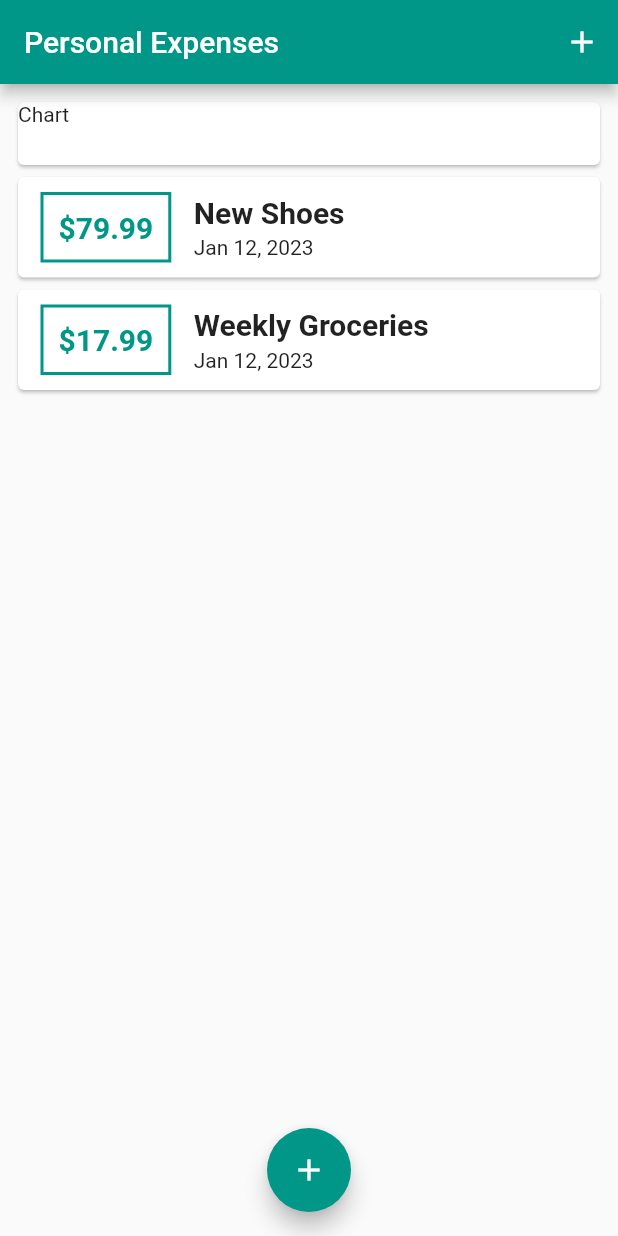
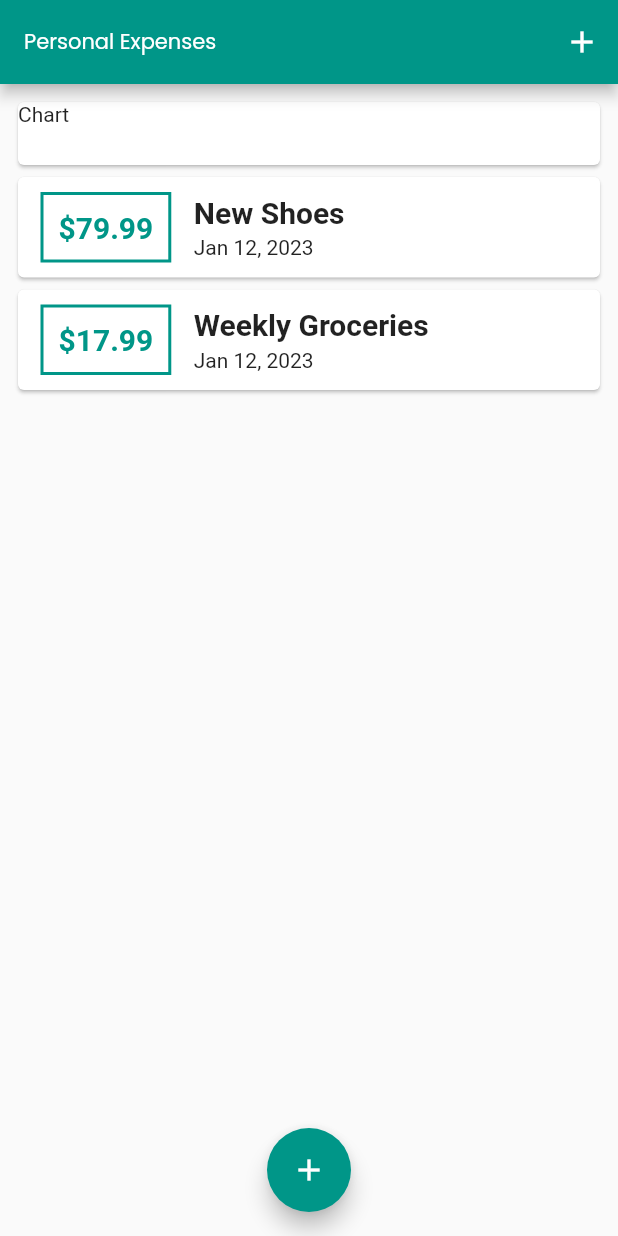
Before and after one commit to PrinceNarteh/personal_expenses, a Flutter app: the screen it shows after launch, on a phone screen of 412 x 824 dp. Run offline on Flutter 3.47's test engine with Material 2 defaults, Android fonts, the phone set to English and light mode, and no system bars.

Commit message:
add fonts

```diff
--- a/lib/main.dart
+++ b/lib/main.dart
@@ -13,7 +13,12 @@ class MyApp extends StatelessWidget {
     return MaterialApp(
       title: "Personal Expenses",
       home: const HomeScreen(),
-      theme: ThemeData(primarySwatch: Colors.teal),
+      theme: ThemeData(
+        primarySwatch: Colors.teal,
+        appBarTheme: const AppBarTheme(
+          titleTextStyle: TextStyle(fontFamily: 'Poppins'),
+        ),
+      ),
     );
   }
 }
```
Also changed, not shown: pubspec.yaml (+8 -10 lines), assets/fonts/Poppins-Bold.ttf (added), assets/fonts/Poppins-Regular.ttf (added).
